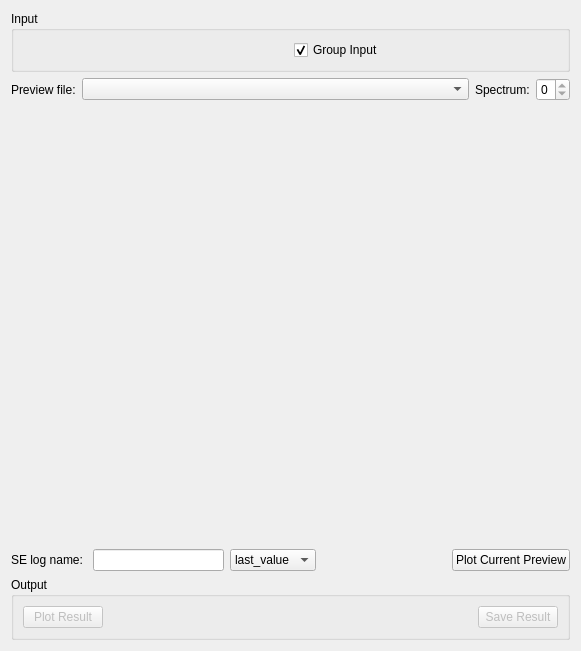
Qt form qt/scientific_interfaces/Indirect/Elwin.ui (mantidproject/mantid) before a commit.
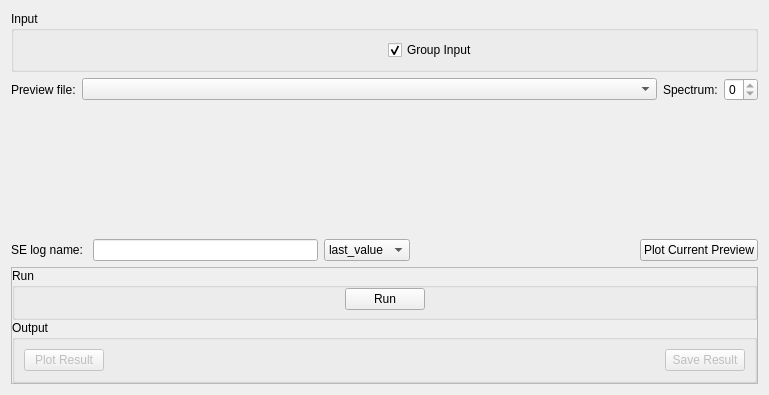
The same form after that commit. Custom widgets are drawn as their Qt base class.

Commit message: Move Run button to allow disabling Refs #22844

```diff
--- a/qt/scientific_interfaces/Indirect/Elwin.ui
+++ b/qt/scientific_interfaces/Indirect/Elwin.ui
@@ -6,8 +6,8 @@
    <rect>
     <x>0</x>
     <y>0</y>
-    <width>581</width>
-    <height>651</height>
+    <width>769</width>
+    <height>395</height>
    </rect>
   </property>
   <property name="windowTitle">
@@ -197,6 +197,78 @@
     </layout>
    </item>
    <item>
+    <widget class="QFrame" name="fResults">
+     <property name="frameShape">
+      <enum>QFrame::StyledPanel</enum>
+     </property>
+     <property name="frameShadow">
+      <enum>QFrame::Raised</enum>
+     </property>
+     <layout class="QVBoxLayout" name="verticalLayout">
+      <property name="spacing">
+       <number>0</number>
+      </property>
+      <property name="leftMargin">
+       <number>0</number>
+      </property>
+      <property name="topMargin">
+       <number>0</number>
+      </property>
+      <property name="rightMargin">
+       <number>0</number>
+      </property>
+      <property name="bottomMargin">
+       <number>0</number>
+      </property>
+      <item>
+       <widget class="QGroupBox" name="gbRun">
+        <property name="title">
+         <string>Run</string>
+        </property>
+        <layout class="QHBoxLayout" name="horizontalLayout">
+         <property name="topMargin">
+          <number>0</number>
+         </property>
+         <property name="bottomMargin">
+          <number>7</number>
+         </property>
+         <item>
+          <spacer name="horizontalSpacer">
+           <property name="orientation">
+            <enum>Qt::Horizontal</enum>
+           </property>
+           <property name="sizeHint" stdset="0">
+            <size>
+             <width>40</width>
+             <height>20</height>
+            </size>
+           </property>
+          </spacer>
+         </item>
+         <item>
+          <widget class="QPushButton" name="pbRun">
+           <property name="text">
+            <string>Run</string>
+           </property>
+          </widget>
+         </item>
+         <item>
+          <spacer name="horizontalSpacer_3">
+           <property name="orientation">
+            <enum>Qt::Horizontal</enum>
+           </property>
+           <property name="sizeHint" stdset="0">
+            <size>
+             <width>40</width>
+             <height>20</height>
+            </size>
+           </property>
+          </spacer>
+         </item>
+        </layout>
+       </widget>
+      </item>
+      <item>
     <widget class="QGroupBox" name="gbOutput">
      <property name="title">
       <string>Output</string>
@@ -233,6 +305,9 @@
         <property name="text">
          <string>Save Result</string>
         </property>
+          </widget>
+         </item>
+        </layout>
        </widget>
       </item>
      </layout>
```
Lines whose indentation alone changed are shown as unchanged. The commit also changes 23 other files.
